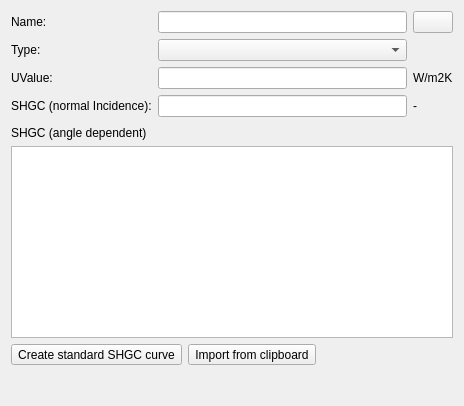
Old version of the form SIM-VICUS/src/SVDBWindowGlazingSystemEditWidget.ui in the repository ghorwin/SIM-VICUS.
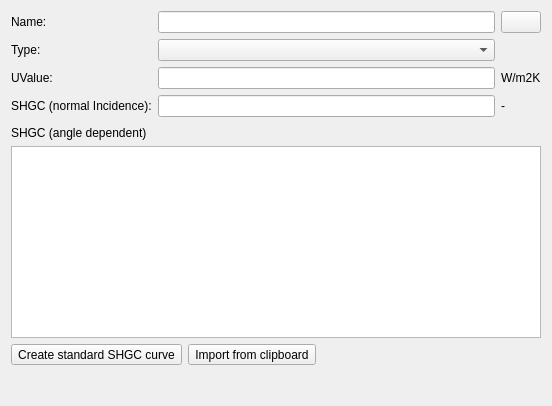
New version of the form. Custom widgets are drawn as their Qt base class.

Commit message: Fine-tuning db edit dialog for glazing systems

```diff
--- a/SIM-VICUS/src/SVDBWindowGlazingSystemEditWidget.ui
+++ b/SIM-VICUS/src/SVDBWindowGlazingSystemEditWidget.ui
@@ -6,7 +6,7 @@
    <rect>
     <x>0</x>
     <y>0</y>
-    <width>464</width>
+    <width>552</width>
     <height>406</height>
    </rect>
   </property>
@@ -28,7 +28,14 @@
     </widget>
    </item>
    <item row="0" column="2">
-    <widget class="QtExt::LanguageStringEditWidget1" name="lineEditName"/>
+    <widget class="QtExt::LanguageStringEditWidget1" name="lineEditName">
+     <property name="minimumSize">
+      <size>
+       <width>300</width>
+       <height>0</height>
+      </size>
+     </property>
+    </widget>
    </item>
    <item row="0" column="3">
     <widget class="QtExt::ColorButton" name="pushButtonColor">
```
The commit also changes 3 other files.
